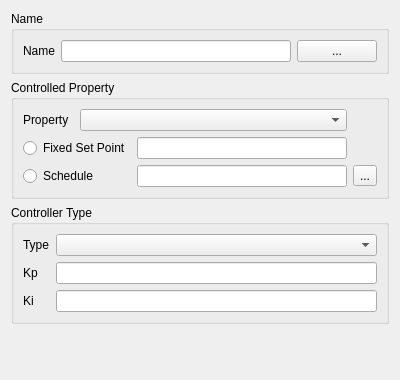
This is SIM-VICUS/src/SVDBNetworkControllerEditWidget.ui in ghorwin/SIM-VICUS as Qt 5 draws it before an edit. The edited form follows.
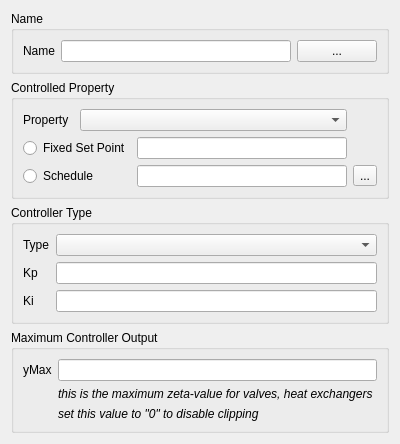
This is the edited form. Custom widgets are drawn as their Qt base class.

Commit message: NetworkController Dialog

Patch:
```diff
--- a/SIM-VICUS/src/SVDBNetworkControllerEditWidget.ui
+++ b/SIM-VICUS/src/SVDBNetworkControllerEditWidget.ui
@@ -125,6 +125,49 @@
      </layout>
     </widget>
    </item>
+   <item>
+    <widget class="QGroupBox" name="groupBox">
+     <property name="title">
+      <string>Maximum Controller Output </string>
+     </property>
+     <layout class="QFormLayout" name="formLayout_2">
+      <item row="0" column="0">
+       <widget class="QLabel" name="label_4">
+        <property name="text">
+         <string>yMax</string>
+        </property>
+       </widget>
+      </item>
+      <item row="0" column="1">
+       <widget class="QtExt::ValidatingLineEdit" name="lineEditMaxControllerResultValue"/>
+      </item>
+      <item row="1" column="1">
+       <widget class="QLabel" name="label_8">
+        <property name="font">
+         <font>
+          <italic>true</italic>
+         </font>
+        </property>
+        <property name="text">
+         <string>this is the maximum zeta-value for valves, heat exchangers</string>
+        </property>
+       </widget>
+      </item>
+      <item row="2" column="1">
+       <widget class="QLabel" name="label_5">
+        <property name="font">
+         <font>
+          <italic>true</italic>
+         </font>
+        </property>
+        <property name="text">
+         <string>set this value to &quot;0&quot; to disable clipping</string>
+        </property>
+       </widget>
+      </item>
+     </layout>
+    </widget>
+   </item>
    <item>
     <spacer name="verticalSpacer">
      <property name="orientation">
@@ -141,17 +184,17 @@
   </layout>
  </widget>
  <customwidgets>
+  <customwidget>
+   <class>QtExt::ValidatingLineEdit</class>
+   <extends>QLineEdit</extends>
+   <header location="global">QtExt_ValidatingLineEdit.h</header>
+  </customwidget>
   <customwidget>
    <class>QtExt::LanguageStringEditWidget1</class>
    <extends>QLineEdit</extends>
    <header location="global">QtExt_LanguageStringEditWidget1.h</header>
    <container>1</container>
   </customwidget>
-  <customwidget>
-   <class>QtExt::ValidatingLineEdit</class>
-   <extends>QLineEdit</extends>
-   <header location="global">QtExt_ValidatingLineEdit.h</header>
-  </customwidget>
   <customwidget>
    <class>QtExt::ColorButton</class>
    <extends>QPushButton</extends>
```
The commit also changes 2 other files.
